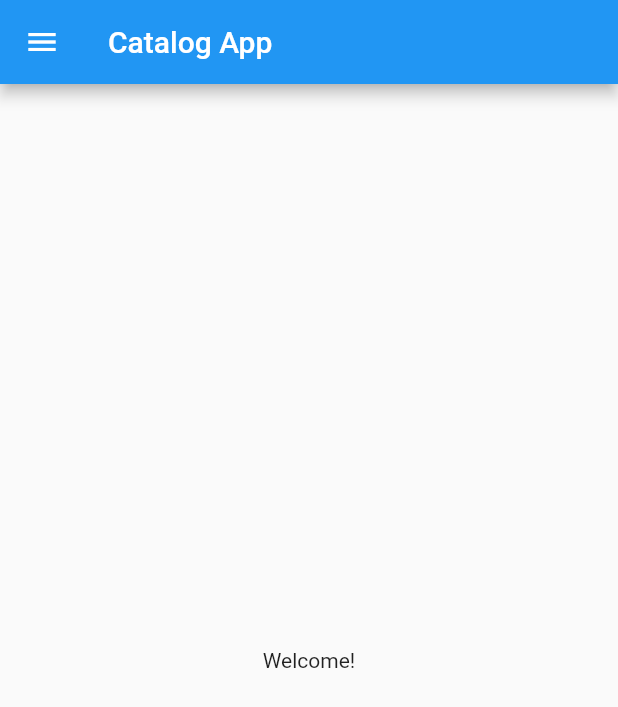
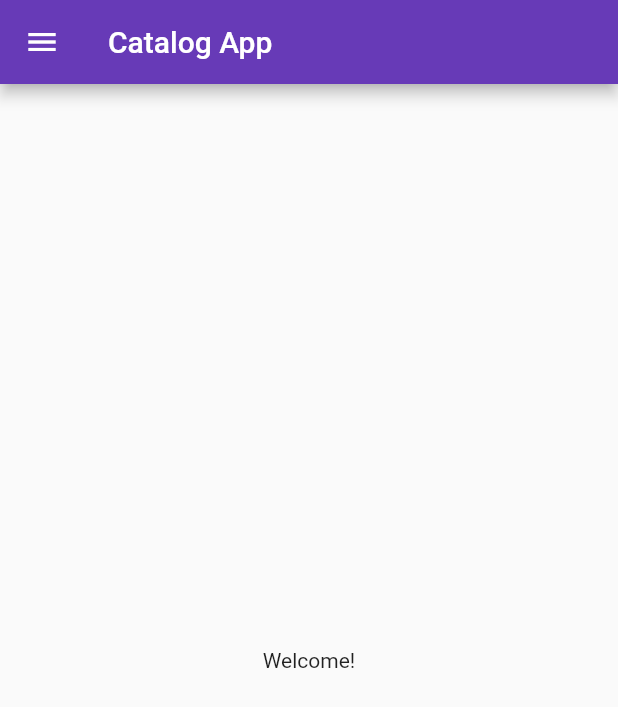
Before and after one commit to manavithorve/catalog_app, a Flutter app: the screen it shows after launch, on a phone screen of 412 x 824 dp. Shown: the top 707 px of the screen. Run offline on Flutter 3.47's test engine with Material 2 defaults, Android fonts, the phone set to English and light mode, and no system bars.

```diff
--- a/lib/main.dart
+++ b/lib/main.dart
@@ -1,5 +1,6 @@
 import 'package:flutter/material.dart';
-import 'home_page.dart';
+import 'pages/home_page.dart';
+import 'pages/login.dart';
 
 void main() {
   runApp(const MyApp());
@@ -12,7 +13,14 @@ class MyApp extends StatelessWidget {
   @override
   Widget build(BuildContext context) {
     return MaterialApp(
-      home: HomePage(),
-    );
+        themeMode: ThemeMode.light,
+        darkTheme: ThemeData(brightness: Brightness.dark),
+        theme: ThemeData(primarySwatch: Colors.deepPurple),
+        initialRoute: "/home",
+        routes: {
+          "/": (context) => Login(),
+          "/home": (context) => HomePage(),
+          "/login": (context) => Login(),
+        });
   }
 }
```
Also changed, not shown: lib/pages/login.dart (added, +19 -0 lines), lib/pages/home_page.dart (renamed from lib/home_page.dart).
